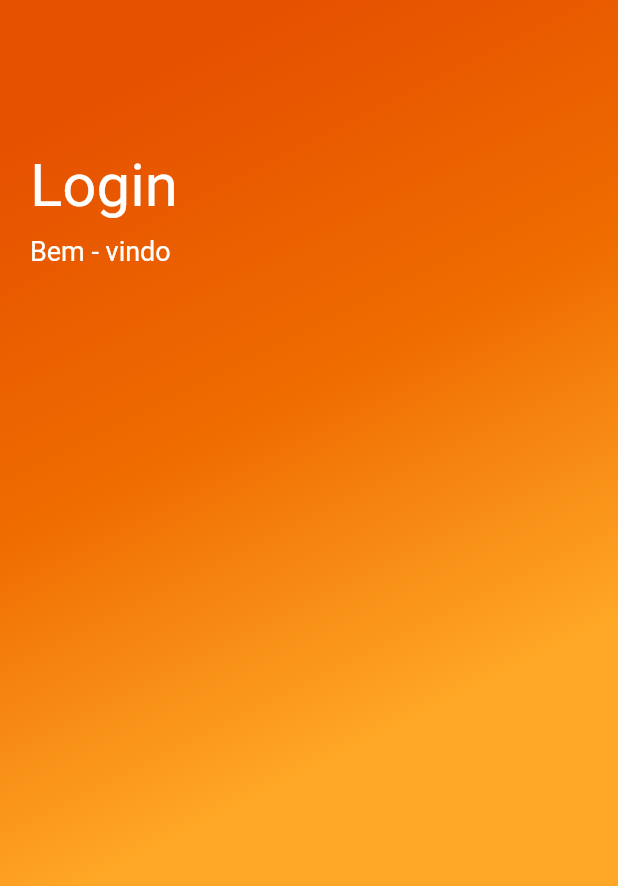
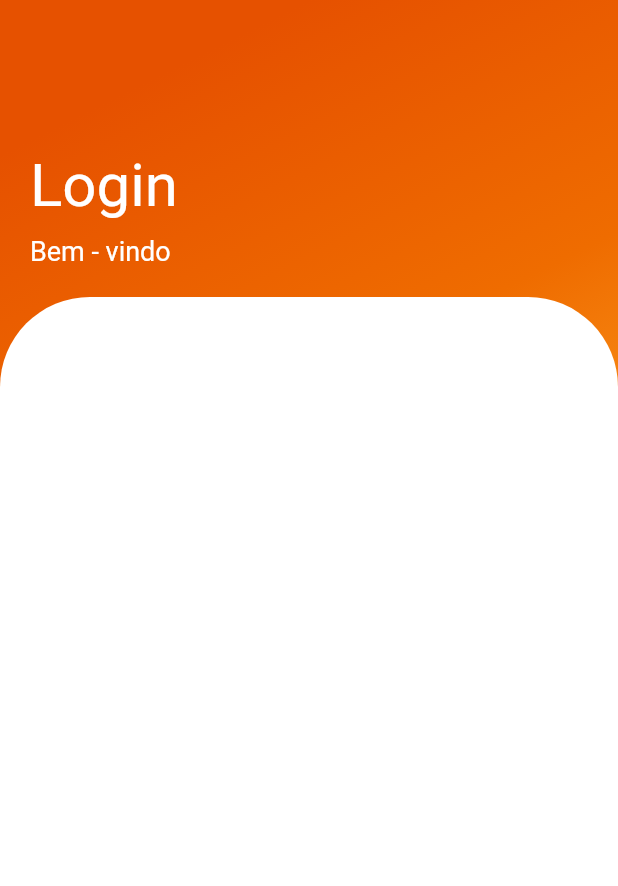
Before and after one commit to italolopes9/projeto_flutter, a Flutter app: the screen it shows after launch, on a phone screen of 412 x 824 dp. Shown: the top 886 px of the screen. Run offline on Flutter 3.47's test engine with Material 2 defaults, Android fonts, the phone set to English and light mode, and no system bars; our stand-ins replace simple_animations.

Commit message:
Adicionado container do corpo

```diff
--- a/lib/main.dart
+++ b/lib/main.dart
@@ -46,6 +46,14 @@ class HomePage extends StatelessWidget {
                       )),
                 ],
               ),
+            ),
+            Expanded(
+              child: Container(
+                decoration: BoxDecoration(
+                color: Colors.white,
+                borderRadius: BorderRadius.only(topLeft: Radius.circular(60), topRight: Radius.circular(60))
+                ),
+              ),
             )
           ],
         ),
```
